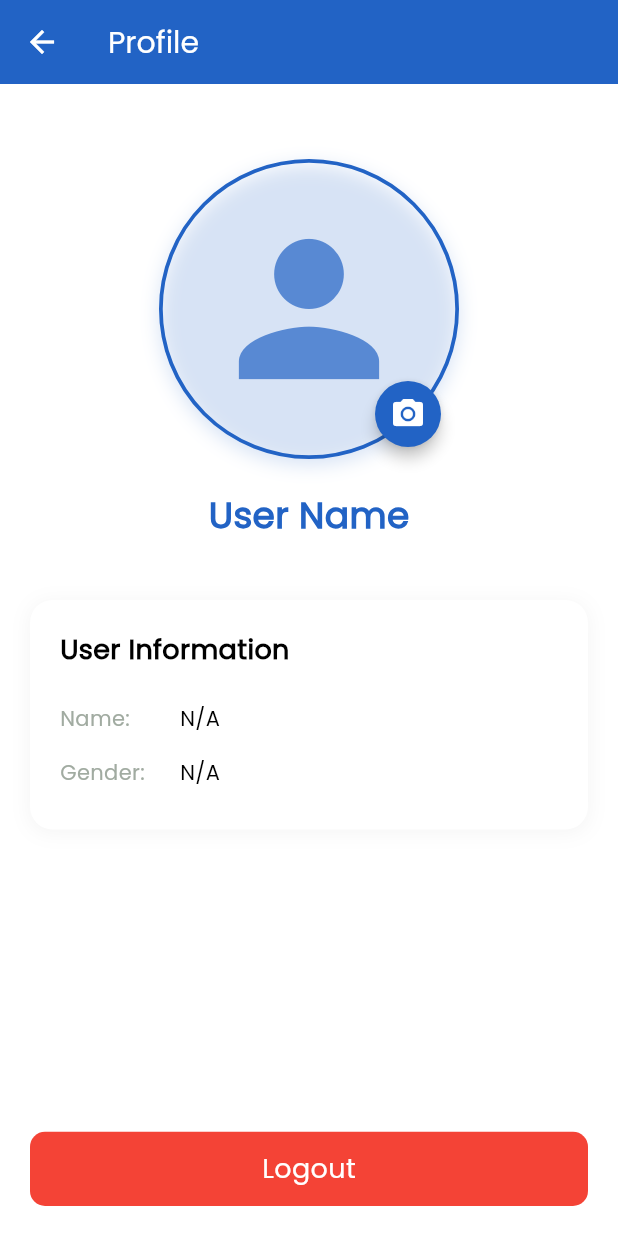
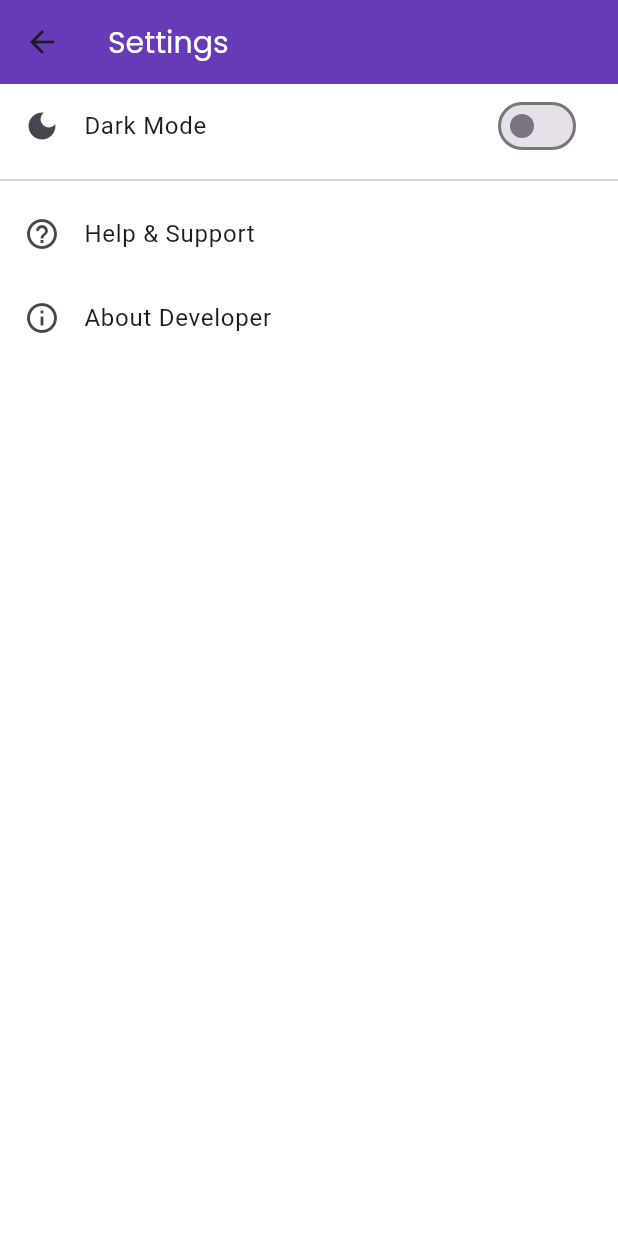
Before and after one commit to Faisii786/Pneumonia-Diagnostic-App, a Flutter app: the DashboardScreen screen opened directly, after a tap on "Settings", on a phone screen of 412 x 824 dp. Run offline on Flutter 3.47's test engine with Material 3 defaults, Android fonts, the phone set to English and light mode, and no system bars; our stand-ins replace cloud_firestore, firebase_core, firebase_storage, flutter_spinkit, get, image_picker and 2 more; accounts and stored records are empty.

Commit message:
Bug Fixing

```diff
--- a/lib/features/Dashboard/View/dashboard_screen1.dart
+++ b/lib/features/Dashboard/View/dashboard_screen1.dart
@@ -4,7 +4,7 @@ import 'package:image_picker/image_picker.dart';
 import 'package:pneumonia_diagnostic_app/Common/Widgets/custom_text.dart';
 import 'package:pneumonia_diagnostic_app/Common/Widgets/profile_avatar.dart';
 import 'package:pneumonia_diagnostic_app/features/Analysis/View/analysis_screen.dart';
-import 'package:pneumonia_diagnostic_app/features/Profile/View/profile_screen.dart';
+import 'package:pneumonia_diagnostic_app/features/Settings/View/settings_screen.dart';
 
 class DashboardScreen extends StatefulWidget {
   final String userName;
@@ -145,12 +145,7 @@ class _DashboardScreenState extends State<DashboardScreen> {
                     title: 'Settings',
                     color: Colors.purple,
                     onTap: () {
-                      Navigator.push(
-                        context,
-                        MaterialPageRoute(
-                          builder: (context) => const ProfileScreen(),
-                        ),
-                      );
+                      Get.to(() => SettingsScreen());
                     },
                   ),
                 ],
--- /dev/null
+++ b/lib/features/Settings/View/settings_screen.dart
@@ -0,0 +1,75 @@
+import 'package:flutter/material.dart';
+import 'package:get/get.dart';
+import 'package:pneumonia_diagnostic_app/main.dart';
+
+class SettingsScreen extends StatefulWidget {
+  const SettingsScreen({super.key});
+
+  @override
+  State<SettingsScreen> createState() => _SettingsScreenState();
+}
+
+class _SettingsScreenState extends State<SettingsScreen> {
+  final ThemeController themeController = Get.find<ThemeController>();
+
+  @override
+  Widget build(BuildContext context) {
+    return Scaffold(
+      appBar: AppBar(
+        title: const Text('Settings'),
+        backgroundColor: Colors.deepPurple,
+      ),
+      body: ListView(
+        children: [
+          Obx(() => SwitchListTile(
+            title: const Text('Dark Mode'),
+            value: themeController.isDarkMode.value,
+            onChanged: (value) {
+              themeController.toggleTheme(value);
+            },
+            secondary: const Icon(Icons.dark_mode),
+          )),
+          const Divider(),
+          ListTile(
+            leading: const Icon(Icons.help_outline),
+            title: const Text('Help & Support'),
+            onTap: () {
+              showDialog(
+                context: context,
+                builder: (context) => AlertDialog(
+                  title: const Text('Help & Support'),
+                  content: const Text('For help, contact support@pneumoniaapp.com'),
+                  actions: [
+                    TextButton(
+                      onPressed: () => Navigator.pop(context),
+                      child: const Text('OK'),
+                    ),
+                  ],
+                ),
+              );
+            },
+          ),
+          ListTile(
+            leading: const Icon(Icons.info_outline),
+            title: const Text('About Developer'),
+            onTap: () {
+              showDialog(
+                context: context,
+                builder: (context) => AlertDialog(
+                  title: const Text('About Developer'),
+                  content: const Text('Developed by:\nAbdullah Ikram\nAhmad Mazhar\nAmmar Qayyum'),
+                  actions: [
+                    TextButton(
+                      onPressed: () => Navigator.pop(context),
+                      child: const Text('OK'),
+                    ),
+                  ],
+                ),
+              );
+            },
+          ),
+        ],
+      ),
+    );
+  }
+}
```
Also changed, not shown: lib/features/Dashboard/View/dashboard_screen.dart (deleted, +0 -26 lines).
